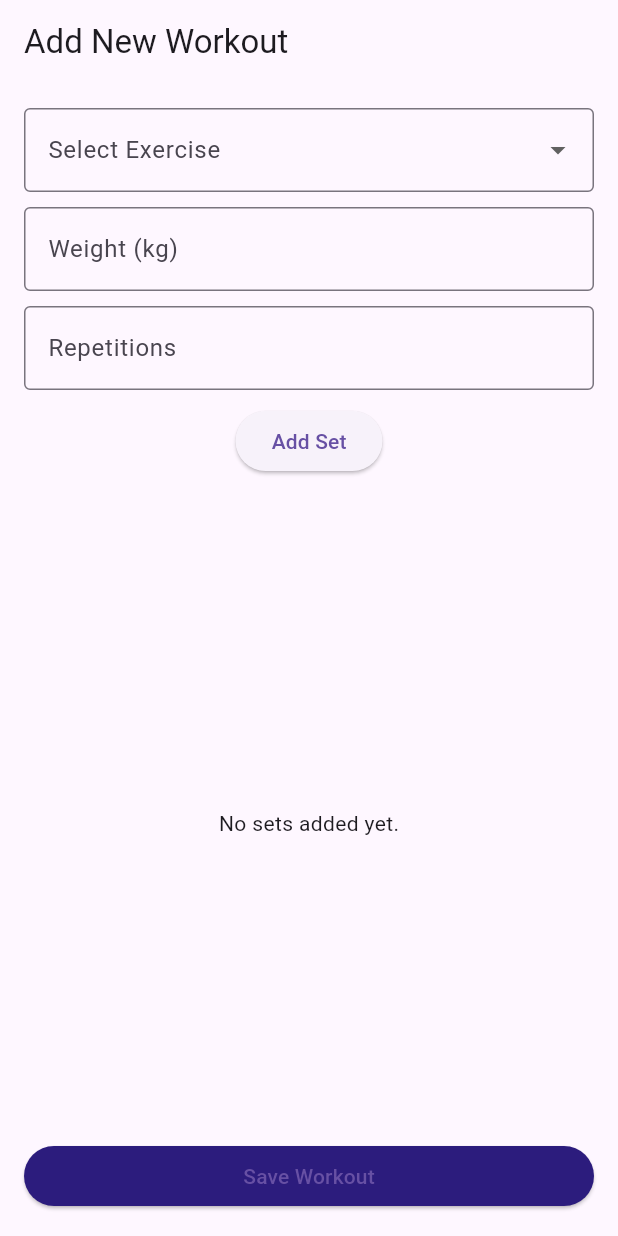
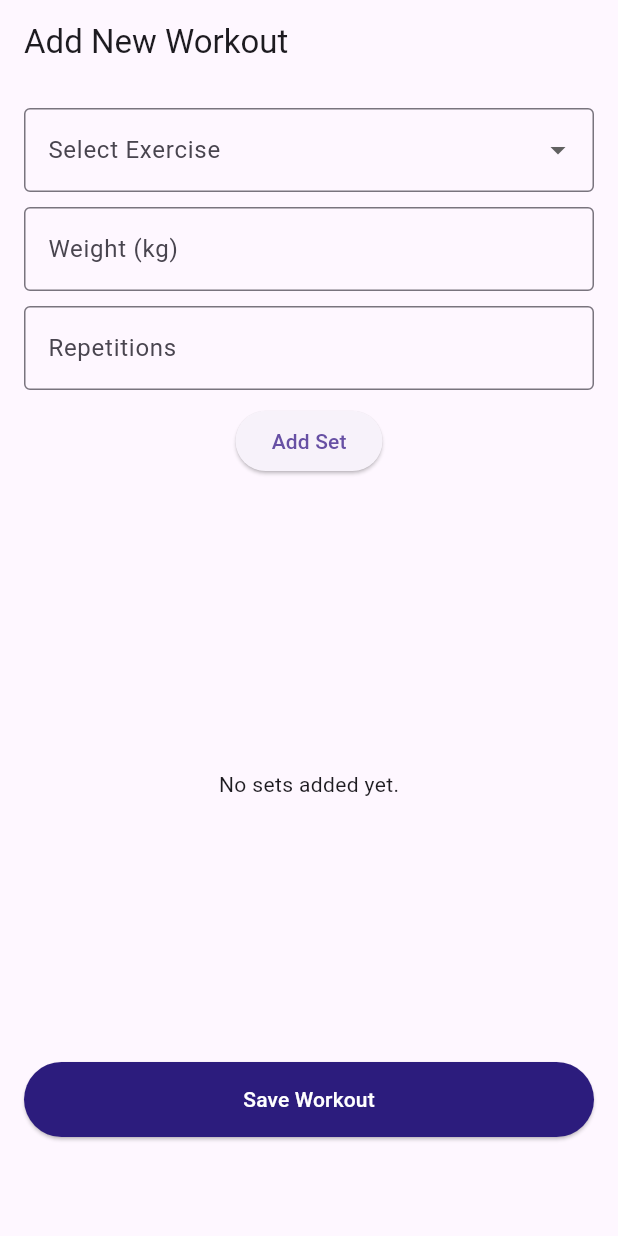
Before and after one commit to otutuchristopher97/Magic_fit_app, a Flutter app: the AddWorkoutScreen screen opened by its route, on a phone screen of 412 x 824 dp. Run offline on Flutter 3.47's test engine with Material 3 defaults, Android fonts, the phone set to English and light mode, and no system bars; our stand-ins replace equatable, flutter_bloc, go_router, hive; accounts and stored records are empty.

Commit message:
first commit up

```diff
--- a/lib/src/workout/presentation/view/add_workout_screen.dart
+++ b/lib/src/workout/presentation/view/add_workout_screen.dart
@@ -206,16 +206,19 @@ class _AddWorkoutScreenState extends State<AddWorkoutScreen> {
                     ),
             ),
             SizedBox(
+              height: 50,
               width: double.infinity,
               child: ElevatedButton(
                 style: ElevatedButton.styleFrom(
                   backgroundColor: Pallet.primary,
+
                 ),
                 onPressed: _saveWorkout,
                 child: Text(
-                    widget.index != null ? 'Update Workout' : 'Save Workout'),
+                    widget.index != null ? 'Update Workout' : 'Save Workout', style: TextStyle(color: Colors.white),),
               ),
             ),
+            const SizedBox(height: 50,)
           ],
         ),
       ),
```
